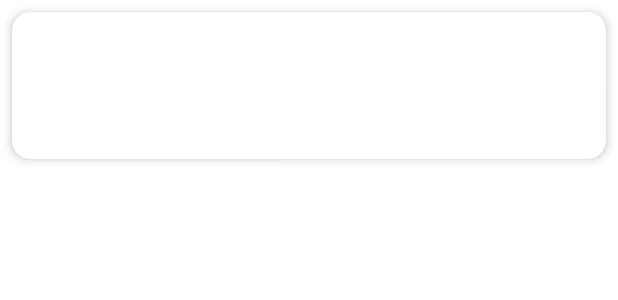
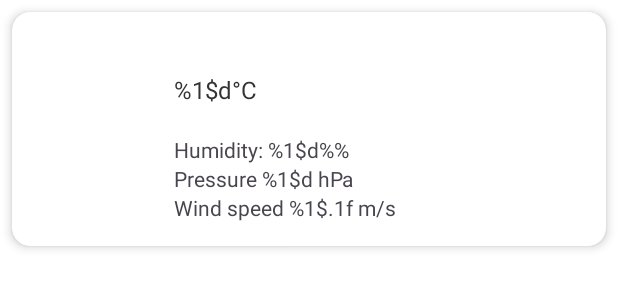
Before and after one commit to giuliavanni/Mobile-25-MeteoApp, an Android app: the layout item_forecast.xml on its own in the app's theme, with its tools: preview values and no code run, on a phone screen of 412 x 824 dp. Shown: the top 300 px of the screen. Run offline under Robolectric (Android 15) with nearby library versions, the phone set to English and light mode, and no system bars.

Commit message:
added additional forecast parameters (humidity, pressure, wind speed)

```diff
--- a/data/src/main/java/com/corsolp/data/ForecastItem.kt
+++ b/data/src/main/java/com/corsolp/data/ForecastItem.kt
@@ -4,5 +4,8 @@ data class ForecastItem(
     val date: String,
     val temp: Double,
     val description: String,
-    val iconUrl: String
+    val iconUrl: String,
+    val humidity: Int,
+    val pressure: Int,
+    val windSpeed: Double
 )
--- a/ui/src/main/java/com/corsolp/ui/forecast/ForecastAdapter.kt
+++ b/ui/src/main/java/com/corsolp/ui/forecast/ForecastAdapter.kt
@@ -19,11 +19,17 @@ class ForecastAdapter(
         private val tempTextView: TextView = itemView.findViewById(R.id.tempTextView)
         private val descTextView: TextView = itemView.findViewById(R.id.descTextView)
         private val iconImageView: ImageView = itemView.findViewById(R.id.iconImageView)
+        private val humidityTextView: TextView = itemView.findViewById(R.id.textHumidity)
+        private val pressureTextView: TextView = itemView.findViewById(R.id.textPressure)
+        private val windTextView: TextView = itemView.findViewById(R.id.textWind)
 
         fun bind(forecast: ForecastItem) {
             dateTextView.text = forecast.date
             tempTextView.text = itemView.context.getString(R.string.temperature_format, forecast.temp)
             descTextView.text = forecast.description
+            humidityTextView.text = itemView.context.getString(R.string.humidity_format, forecast.humidity)
+            pressureTextView.text = itemView.context.getString(R.string.pressure_format, forecast.pressure)
+            windTextView.text = itemView.context.getString(R.string.wind_format, forecast.windSpeed)
 
             Glide.with(itemView)
                 .load(forecast.iconUrl)
--- a/ui/src/main/java/com/corsolp/ui/forecast/ForecastViewModel.kt
+++ b/ui/src/main/java/com/corsolp/ui/forecast/ForecastViewModel.kt
@@ -81,9 +81,12 @@ class ForecastViewModel : ViewModel() {
             val desc = item.getJSONArray("weather")
                 .getJSONObject(0)
                 .getString("description")
+            val humidity = item.getJSONObject("main").getInt("humidity")
+            val pressure = item.getJSONObject("main").getInt("pressure")
+            val windSpeed = item.getJSONObject("wind").getDouble("speed")
             val iconCode = item.getJSONArray("weather").getJSONObject(0).getString("icon")
             val iconUrl = "https://openweathermap.org/img/wn/$iconCode@2x.png"
-            list.add(ForecastItem(date, temp, desc, iconUrl))
+            list.add(ForecastItem(date, temp, desc, iconUrl, humidity, pressure, windSpeed))
         }
 
         return list
--- a/ui/src/main/res/layout/item_forecast.xml
+++ b/ui/src/main/res/layout/item_forecast.xml
@@ -40,7 +40,8 @@
                 android:textSize="16sp"
                 android:textColor="#333333"
                 android:layout_width="wrap_content"
-                android:layout_height="wrap_content" />
+                android:layout_height="wrap_content"
+                android:text="@string/temperature_format"/>
 
             <TextView
                 android:id="@+id/descTextView"
@@ -48,6 +49,25 @@
                 android:textColor="#666666"
                 android:layout_width="wrap_content"
                 android:layout_height="wrap_content" />
+
+            <TextView
+                android:id="@+id/textHumidity"
+                android:layout_width="wrap_content"
+                android:layout_height="wrap_content"
+                android:text="@string/humidity_format"/>
+
+            <TextView
+                android:id="@+id/textPressure"
+                android:layout_width="wrap_content"
+                android:layout_height="wrap_content"
+                android:text="@string/pressure_format"/>
+
+            <TextView
+                android:id="@+id/textWind"
+                android:layout_width="wrap_content"
+                android:layout_height="wrap_content"
+                android:text="@string/wind_format"/>
+
         </LinearLayout>
     </LinearLayout>
 
--- a/ui/src/main/res/values/strings.xml
+++ b/ui/src/main/res/values/strings.xml
@@ -31,6 +31,9 @@
 
 
     <string name="forecast">Forecast: </string>
+    <string name="pressure_format">Pressure %1$d hPa</string>
+    <string name="humidity_format">Humidity: %1$d%%</string>
+    <string name="wind_format">Wind speed %1$.1f m/s</string>
 
     <string name="language">Choose the language: </string>
     <string name="theme">Choose the theme mode: </string>
```
Also changed, not shown: 1 other file.
